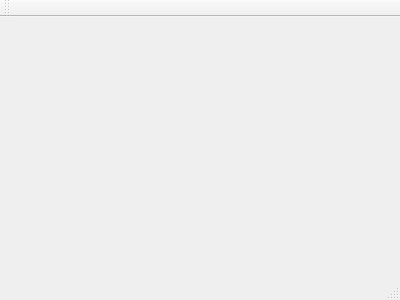
First picture: the form in pongclient.ui, repository Benoit22/cll12-PongClient, before the edit.
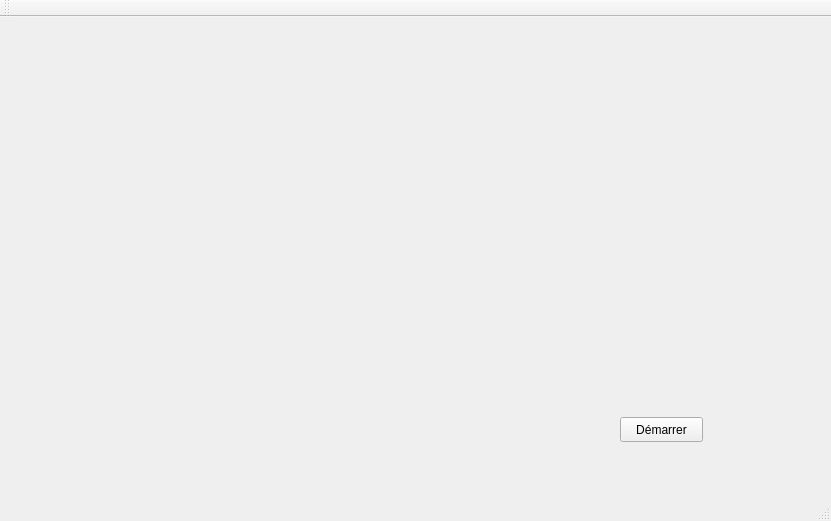
Second picture: the form after the edit.

The edit to the form file:
```diff
--- a/pongclient.ui
+++ b/pongclient.ui
@@ -1,24 +1,53 @@
 <ui version="4.0">
  <class>PongClient</class>
- <widget class="QMainWindow" name="PongClient" >
-  <property name="geometry" >
+ <widget class="QMainWindow" name="PongClient">
+  <property name="geometry">
    <rect>
     <x>0</x>
     <y>0</y>
-    <width>400</width>
-    <height>300</height>
+    <width>831</width>
+    <height>521</height>
    </rect>
   </property>
   <property name="windowTitle" >
    <string>PongClient</string>
   </property>
-  <widget class="QMenuBar" name="menuBar" />
-  <widget class="QToolBar" name="mainToolBar" />
-  <widget class="QWidget" name="centralWidget" />
-  <widget class="QStatusBar" name="statusBar" />
+  <widget class="QWidget" name="centralWidget">
+   <widget class="QPushButton" name="btnConnectServer">
+    <property name="geometry">
+     <rect>
+      <x>620</x>
+      <y>400</y>
+      <width>83</width>
+      <height>25</height>
+     </rect>
+    </property>
+    <property name="text">
+     <string>Démarrer</string>
+    </property>
+   </widget>
+  </widget>
+  <widget class="QMenuBar" name="menuBar">
+   <property name="geometry">
+    <rect>
+     <x>0</x>
+     <y>0</y>
+     <width>831</width>
+     <height>25</height>
+    </rect>
+   </property>
+  </widget>
+  <widget class="QToolBar" name="mainToolBar">
+   <attribute name="toolBarArea">
+    <enum>TopToolBarArea</enum>
+   </attribute>
+   <attribute name="toolBarBreak">
+    <bool>false</bool>
+   </attribute>
+  </widget>
+  <widget class="QStatusBar" name="statusBar"/>
  </widget>
- <layoutDefault spacing="6" margin="11" />
- <pixmapfunction></pixmapfunction>
+ <layoutdefault spacing="6" margin="11"/>
  <resources/>
  <connections/>
 </ui>
```
Left out of the diff: 3 changed lines with no effect on the pictures.
